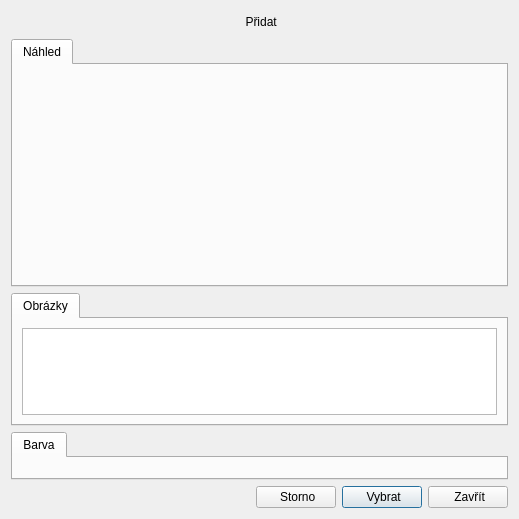
Qt form src/gui/backgrounddialog.ui (CZDanol/StrawLumen) before a commit.
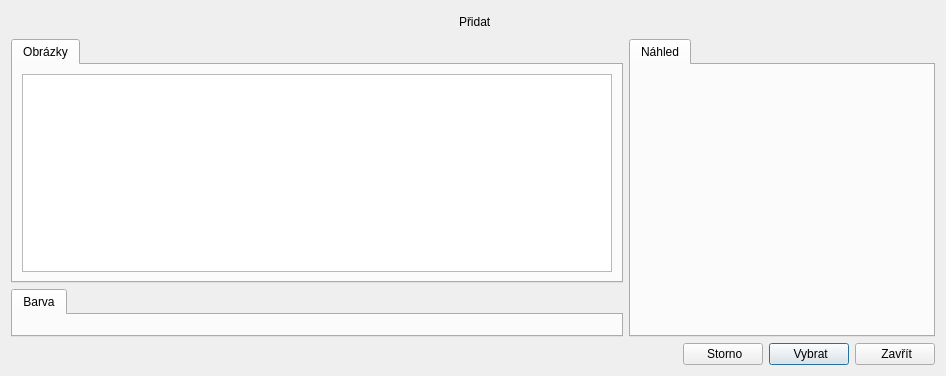
The same form after that commit. Icons and pictures are not drawn. Custom widgets are drawn as their Qt base class.

What changed in the file:
```diff
--- a/src/gui/backgrounddialog.ui
+++ b/src/gui/backgrounddialog.ui
@@ -9,8 +9,8 @@
    <rect>
     <x>0</x>
     <y>0</y>
-    <width>519</width>
-    <height>519</height>
+    <width>946</width>
+    <height>376</height>
    </rect>
   </property>
   <property name="acceptDrops">
@@ -60,6 +60,8 @@
     </widget>
    </item>
    <item>
+    <layout class="QGridLayout" name="gridLayout">
+     <item row="0" column="1" rowspan="2">
     <widget class="QTabWidget" name="twPreview">
      <property name="sizePolicy">
       <sizepolicy hsizetype="Expanding" vsizetype="Expanding">
@@ -93,7 +95,7 @@
      </widget>
     </widget>
    </item>
-   <item>
+     <item row="0" column="0">
     <widget class="QTabWidget" name="twGallery">
      <property name="sizePolicy">
       <sizepolicy hsizetype="Expanding" vsizetype="Expanding">
@@ -154,11 +156,11 @@
      </widget>
     </widget>
    </item>
-   <item>
+     <item row="1" column="0">
     <widget class="QTabWidget" name="twColor">
      <property name="sizePolicy">
-      <sizepolicy hsizetype="Expanding" vsizetype="Expanding">
-       <horstretch>1</horstretch>
+        <sizepolicy hsizetype="Expanding" vsizetype="Preferred">
+         <horstretch>0</horstretch>
        <verstretch>0</verstretch>
       </sizepolicy>
      </property>
@@ -180,6 +182,8 @@
       </layout>
      </widget>
     </widget>
+     </item>
+    </layout>
    </item>
    <item>
     <layout class="QHBoxLayout" name="horizontalLayout">
```
Lines whose indentation alone changed are shown as unchanged.
